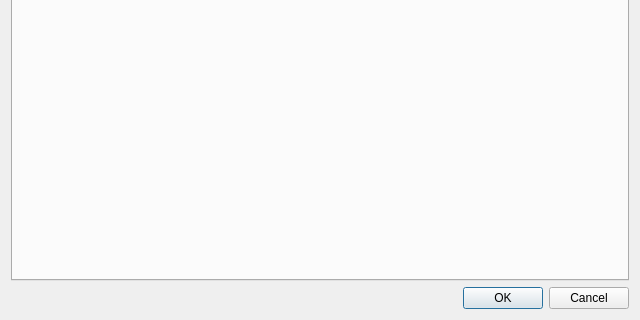
Before: the Qt Designer form VisualPIC/Views/editvolumevtkwindow.ui in AngelFP/VisualPIC, drawn with Qt 5; both pictures show x 0 to 640 and y 160 to 480 of the 640 by 480 pixel window.
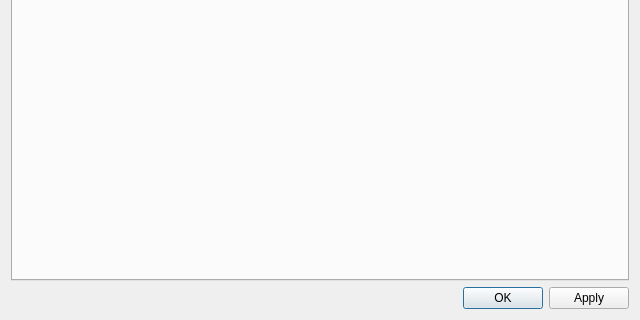
After: the same form once the commit is applied.

Commit message: Changed buttons and added layouts.

```diff
--- a/VisualPIC/Views/editvolumevtkwindow.ui
+++ b/VisualPIC/Views/editvolumevtkwindow.ui
@@ -47,7 +47,10 @@
       <enum>Qt::Horizontal</enum>
      </property>
      <property name="standardButtons">
-      <set>QDialogButtonBox::Cancel|QDialogButtonBox::Ok</set>
+      <set>QDialogButtonBox::Apply|QDialogButtonBox::Ok</set>
+     </property>
+     <property name="centerButtons">
+      <bool>false</bool>
      </property>
     </widget>
    </item>
```
Left out of the diff: 8 changed lines with no effect on the pictures.
